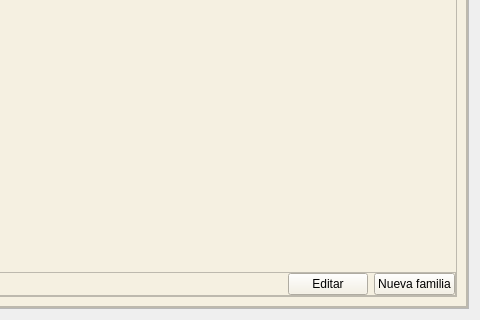
The window that src/ui_files/family_atributes_window_view.ui (Stepaniuk-Matias/ProABAD) describes before a commit, drawn with Qt 5; both pictures show x 544 to 1024 and y 260 to 580 of the 1024 by 580 pixel window.
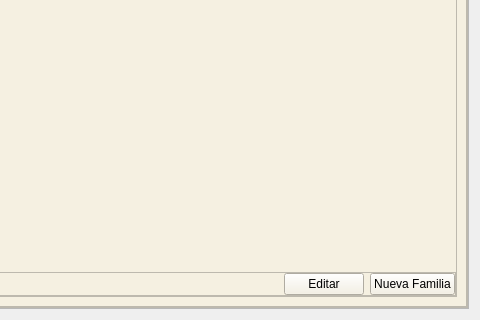
The same window after the commit. Icons and pictures are not drawn.

Commit message: Implementación de ventana de familias (solo ui, todavia sin funcionalidad) y se arreglaron los iconos que no aparecian

The edit to the form file:
```diff
--- a/src/ui_files/family_atributes_window_view.ui
+++ b/src/ui_files/family_atributes_window_view.ui
@@ -375,7 +375,7 @@
 QPushButton::hover {background-color : #ffc13b};</string>
                     </property>
                     <property name="text">
-                     <string>Nueva familia</string>
+                     <string>Nueva Familia</string>
                     </property>
                     <property name="icon">
                      <iconset>
```
Left out of the diff: 4 changed lines with no effect on the pictures. The commit also changes 4 other files.
